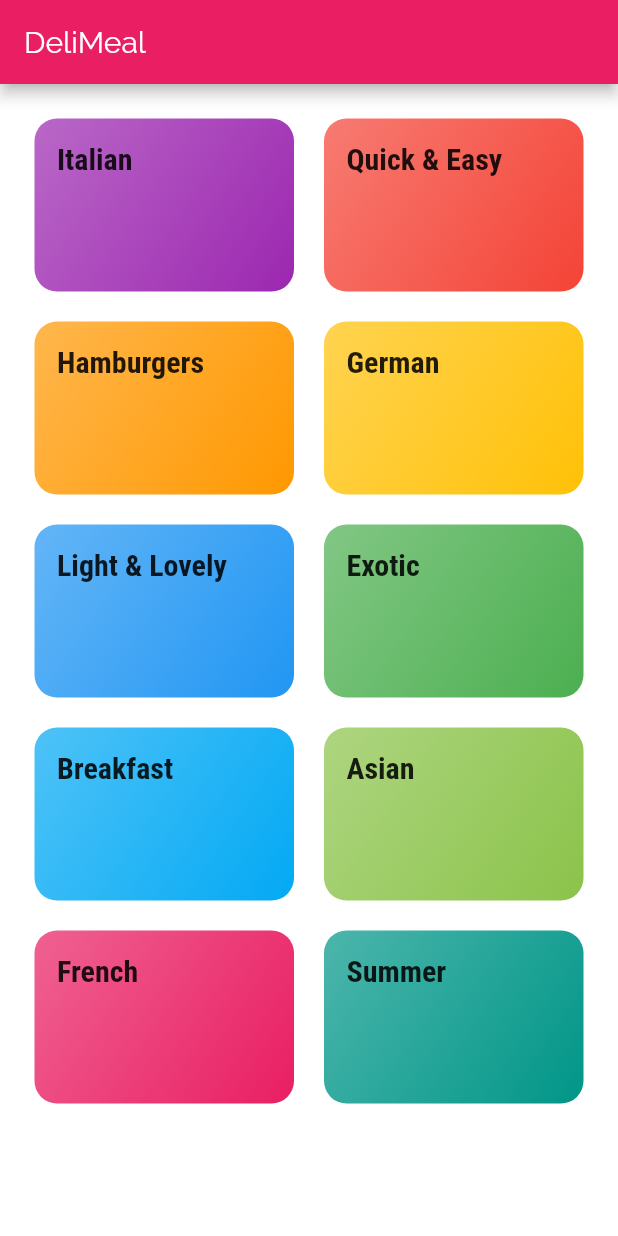
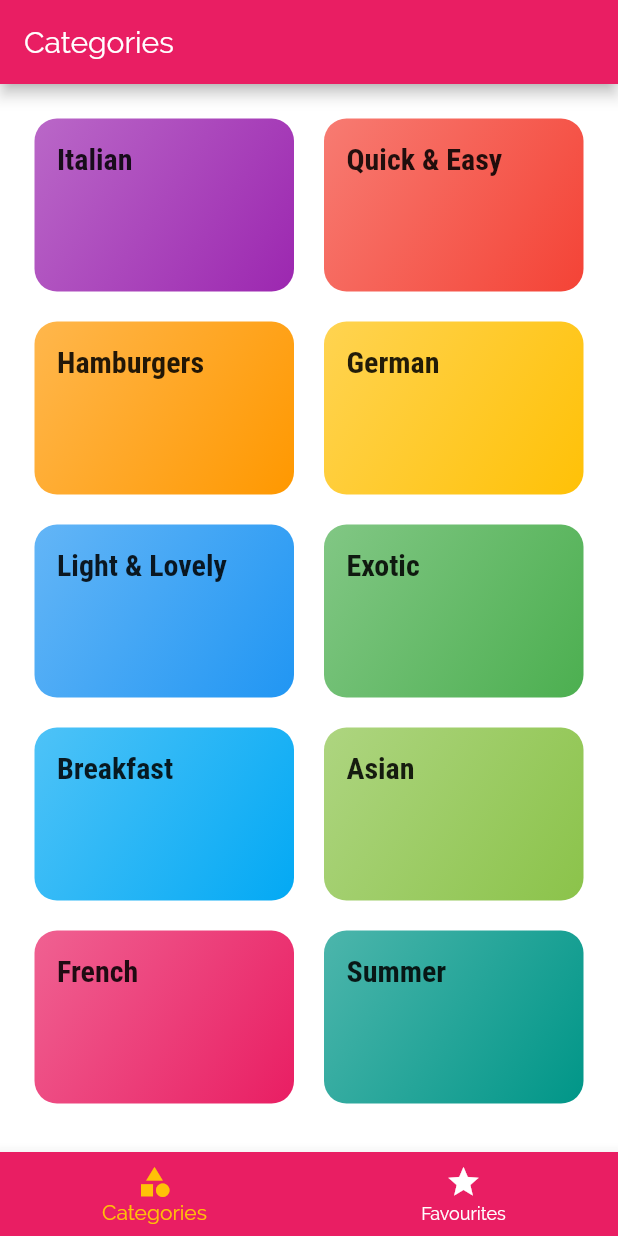
Before and after one commit to jaypatankar/meals-app, a Flutter app: the screen it shows after launch, on a phone screen of 412 x 824 dp. Run offline on Flutter 3.47's test engine with Material 2 defaults, Android fonts, the phone set to English and light mode, and no system bars.

```diff
--- a/lib/main.dart
+++ b/lib/main.dart
@@ -4,6 +4,7 @@ import 'package:flutter/material.dart';
 import 'package:meals_app/screens/categories_screen.dart';
 import 'package:meals_app/screens/category_meals_screen.dart';
 import 'package:meals_app/screens/meal_detail_screen.dart';
+import 'package:meals_app/screens/tabs_screen.dart';
 
 void main() => runApp(MyApp());
 
@@ -28,7 +29,7 @@ class MyApp extends StatelessWidget {
       initialRoute: '/',
       routes: {
         // '/categories' :your-page.com/categories
-        '/': (ctx) => CategoriesScreen(),
+        '/': (ctx) => TabsScreen(),
         // '/category-meals': (ctx) => CategoryMealsScreen()
         CategoryMealsScreen.routeName: (ctx) => CategoryMealsScreen(),
         MealDetailScreen.routeName: (ctx) => MealDetailScreen(),
--- a/lib/screens/categories_screen.dart
+++ b/lib/screens/categories_screen.dart
@@ -5,11 +5,7 @@ import '../widgets/category_item.dart';
 class CategoriesScreen extends StatelessWidget {
   @override
   Widget build(BuildContext context) {
-    return Scaffold(
-      appBar: AppBar(
-        title: const Text("DeliMeal"),
-      ),
-      body: GridView(
+    return GridView(
       padding: const EdgeInsets.all(23),
       gridDelegate: SliverGridDelegateWithMaxCrossAxisExtent(
           maxCrossAxisExtent: 200,
@@ -20,7 +16,6 @@ class CategoriesScreen extends StatelessWidget {
           .map((catData) =>
               CategoryItem(catData.id, catData.title, catData.color))
           .toList(),
-      ),
     );
   }
 }
--- /dev/null
+++ b/lib/screens/tabs_screen.dart
@@ -0,0 +1,91 @@
+import 'package:flutter/material.dart';
+import 'package:meals_app/screens/categories_screen.dart';
+import '../screens/categories_screen.dart';
+import '../screens/favourites_screen.dart';
+
+class TabsScreen extends StatefulWidget {
+  // const TabsScreen({ Key? key }) : super(key: key);
+
+  @override
+  _TabsScreenState createState() => _TabsScreenState();
+}
+
+//----------  Bottom Navigation Bar  ----------//
+
+class _TabsScreenState extends State<TabsScreen> {
+  final List<Map<String, Object>> _pages = [
+    {'page': CategoriesScreen(), 'title': 'Categories'},
+    {'page': FavouritesScreen(), 'title': 'Favourites'}
+  ];
+  int _selectedPageIndex = 0;
+
+  void _selectPage(int index) {
+    setState(() {
+      _selectedPageIndex = index;
+    });
+  }
+
+  @override
+  Widget build(BuildContext context) {
+    return Scaffold(
+      appBar: AppBar(
+        title: Text(_pages[_selectedPageIndex]['title']),
+      ),
+      body: _pages[_selectedPageIndex]['page'],
+      bottomNavigationBar: BottomNavigationBar(
+        onTap: _selectPage,
+        backgroundColor: Theme.of(context).primaryColor,
+        unselectedItemColor: Colors.white,
+        selectedItemColor: Theme.of(context).accentColor,
+        currentIndex: _selectedPageIndex,
+        type: BottomNavigationBarType.fixed,
+        items: [
+          BottomNavigationBarItem(
+            backgroundColor: Theme.of(context).primaryColor,
+            icon: Icon(Icons.category),
+            title: Text("Categories"),
+          ),
+          BottomNavigationBarItem(
+            backgroundColor: Theme.of(context).primaryColor,
+            icon: Icon(Icons.star),
+            title: Text("Favourites"),
+          )
+        ],
+      ),
+    );
+  }
+}
+
+
+//----------  Top Navigation Bar  ----------//
+
+/*
+
+class _TabsScreenState extends State<TabsScreen> {
+  @override
+  Widget build(BuildContext context) {
+    return DefaultTabController(
+        length: 2,
+        // initialIndex: 0,
+        child: Scaffold(
+            appBar: AppBar(
+              title: Text('Meals'),
+              bottom: TabBar(tabs: <Widget>[
+                Tab(
+                  icon: Icon(Icons.category),
+                  text: 'Categories',
+                ),
+                Tab(
+                  icon: Icon(Icons.star),
+                  text: 'Favourites',
+                ),
+              ]),
+            ),
+            body: TabBarView(children: <Widget>[
+              CategoriesScreen(),
+              FavouritesScreen(),
+            ])));
+  }
+}
+
+*/
```
Also changed, not shown: lib/screens/favourites_screen.dart (added, +10 -0 lines). Lines whose indentation alone changed are shown as unchanged.
